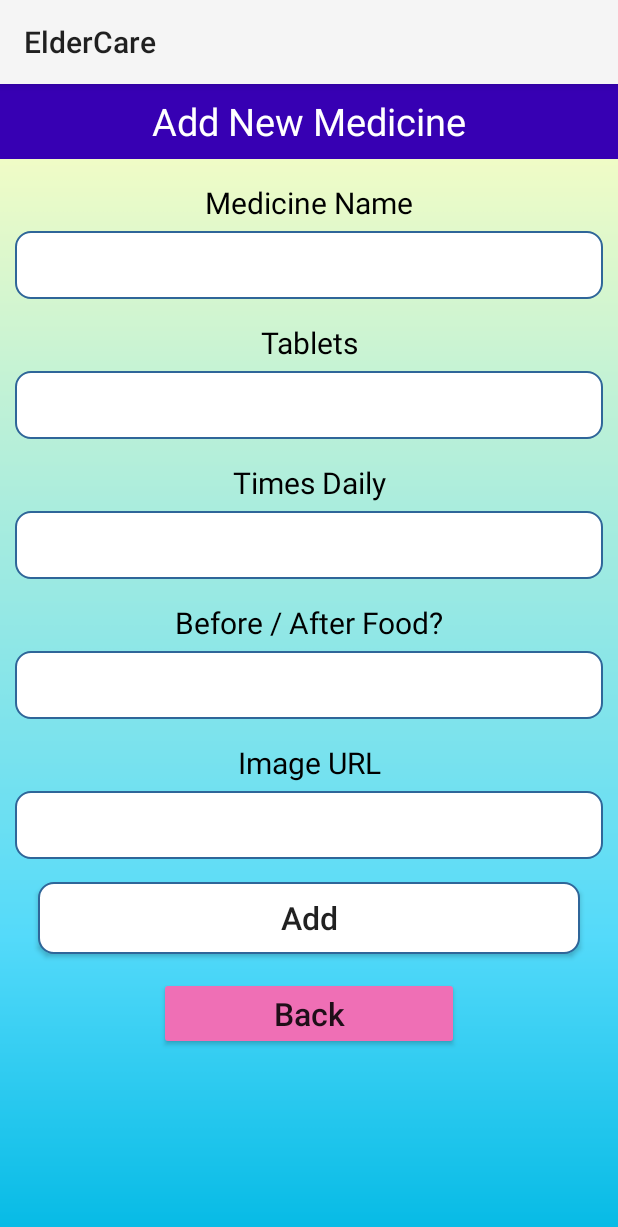
After one commit to songsong1006/fypEldercare, an Android app: the AddMedicineActivity screen opened directly, with no data from a screen before it, on a phone screen of 412 x 824 dp. The commit adds this screen. Shown: the top 1227 px of the screen. Run offline under Robolectric (Android 15) with nearby library versions, the phone set to English and light mode, and no system bars; our stand-ins replace Firebase (no records; nobody signed in at launch, a user with empty details on screens opened directly).

Commit message:
it doesnt matter!! try to do better!

```diff
--- a/app/src/main/AndroidManifest.xml
+++ b/app/src/main/AndroidManifest.xml
@@ -17,6 +17,9 @@
         android:supportsRtl="true"
         android:theme="@style/Theme.BottomNavigation"
         tools:targetApi="31">
+        <activity
+            android:name=".Medicine.AddMedicineActivity"
+            android:exported="false" />
         <!--
              TODO: Before you run your application, you need a Google Maps API key.
 
--- /dev/null
+++ b/app/src/main/java/com/example/bottomnavigation/Medicine/AddMedicineActivity.java
@@ -0,0 +1,93 @@
+package com.example.bottomnavigation.Medicine;
+
+import androidx.annotation.NonNull;
+import androidx.appcompat.app.AppCompatActivity;
+
+import android.os.Bundle;
+import android.view.View;
+import android.widget.Button;
+import android.widget.EditText;
+import android.widget.Toast;
+
+import com.example.bottomnavigation.R;
+import com.google.android.gms.tasks.OnFailureListener;
+import com.google.android.gms.tasks.OnSuccessListener;
+import com.google.firebase.database.FirebaseDatabase;
+
+import java.util.HashMap;
+import java.util.Map;
+
+public class AddMedicineActivity extends AppCompatActivity {
+
+    EditText medName, tablets, food, picUrl, timesDaily;
+    Button btnAdd, btnBack;
+
+    @Override
+    protected void onCreate(Bundle savedInstanceState) {
+        super.onCreate(savedInstanceState);
+        setContentView(R.layout.activity_add_medicine);
+
+        medName = (EditText) findViewById(R.id.txtmedName);
+        tablets = (EditText) findViewById(R.id.txtTablets);
+        food = (EditText) findViewById(R.id.txtFood);
+        picUrl = (EditText) findViewById(R.id.txtPicUrl);
+        timesDaily = (EditText) findViewById(R.id.txtTimesDaily);
+
+        btnAdd = (Button) findViewById(R.id.btnAdd);
+        btnBack = (Button) findViewById(R.id.btnBack);
+
+        btnAdd.setOnClickListener(new View.OnClickListener() {
+            @Override
+            public void onClick(View v) {
+
+                insertData();
+                clearAll();
+
+            }
+        });
+
+        btnBack.setOnClickListener(new View.OnClickListener() {
+            @Override
+            public void onClick(View v) {
+                finish();
+            }
+        });
+
+    }
+
+    private void insertData(){
+
+        Map<String,Object> map = new HashMap<>();
+        map.put("medName", medName.getText().toString());
+        map.put("tablets", tablets.getText().toString());
+        map.put("food", food.getText().toString());
+        map.put("timesDaily", timesDaily.getText().toString());
+        map.put("picUrl", picUrl.getText().toString());
+
+        FirebaseDatabase.getInstance().getReference().child("Medicine").push()
+                .setValue(map)
+                .addOnSuccessListener(new OnSuccessListener<Void>() {
+                    @Override
+                    public void onSuccess(Void unused) {
+                        Toast.makeText(AddMedicineActivity.this, "Data Inserted Successfully!", Toast.LENGTH_LONG)
+                                .show();
+                    }
+                })
+                .addOnFailureListener(new OnFailureListener() {
+                    @Override
+                    public void onFailure(@NonNull Exception e) {
+                        Toast.makeText(AddMedicineActivity.this, "Something Wrong!", Toast.LENGTH_LONG)
+                                .show();
+                    }
+                });
+
+    }
+
+    private void clearAll(){
+        medName.setText("");
+        tablets.setText("");
+        food.setText("");
+        timesDaily.setText("");
+        picUrl.setText("");
+    }
+}
--- a/app/src/main/java/com/example/bottomnavigation/Medicine/MedicineAdapter.java
+++ b/app/src/main/java/com/example/bottomnavigation/Medicine/MedicineAdapter.java
@@ -61,7 +61,7 @@ public class MedicineAdapter extends FirebaseRecyclerAdapter<MedicineModel,Medic
             public void onClick(View v) {
                 final DialogPlus dialogPlus = DialogPlus.newDialog(holder.img.getContext())
                         .setContentHolder(new ViewHolder(R.layout.update_popup))
-                        .setExpanded(true, 1500)
+                        .setExpanded(true, 1350)
                         .create();
 
                 //dialogPlus.show();
--- a/app/src/main/res/drawable/bg.xml
+++ b/app/src/main/res/drawable/bg.xml
@@ -1,7 +1,7 @@
 <?xml version="1.0" encoding="utf-8"?>
 <shape xmlns:android="http://schemas.android.com/apk/res/android">
 
-    <solid android:color="#55ADEE"/>
+    <solid android:color="#3050F1"/>
     <corners android:radius="500dp"/>
 
 </shape>
--- /dev/null
+++ b/app/src/main/res/drawable/ic_baseline_add_24.xml
@@ -0,0 +1,5 @@
+<vector android:height="24dp" android:tint="#000000"
+    android:viewportHeight="24" android:viewportWidth="24"
+    android:width="24dp" xmlns:android="http://schemas.android.com/apk/res/android">
+    <path android:fillColor="@android:color/white" android:pathData="M19,13h-6v6h-2v-6H5v-2h6V5h2v6h6v2z"/>
+</vector>
--- /dev/null
+++ b/app/src/main/res/layout/activity_add_medicine.xml
@@ -0,0 +1,139 @@
+<?xml version="1.0" encoding="utf-8"?>
+<LinearLayout xmlns:android="http://schemas.android.com/apk/res/android"
+    android:layout_width="match_parent"
+    android:layout_height="match_parent"
+    android:orientation="vertical"
+    android:background="@drawable/medication">
+
+    <TextView
+        android:layout_width="match_parent"
+        android:layout_height="50dp"
+        android:text="Add New Medicine"
+        android:background="@color/purple_700"
+        android:textSize="25dp"
+        android:gravity="center"
+        android:textColor="#FFF"/>
+
+    <TextView
+        android:layout_width="match_parent"
+        android:layout_height="wrap_content"
+        android:gravity="center"
+        android:textSize="20sp"
+        android:layout_marginTop="15dp"
+        android:layout_marginBottom="5dp"
+        android:text="Medicine Name"
+        android:textColor="@color/black"/>
+
+    <EditText
+        android:layout_width="match_parent"
+        android:layout_height="45dp"
+        android:layout_marginLeft="10dp"
+        android:layout_marginRight="10dp"
+        android:background="@drawable/rounded"
+        android:gravity="center"
+        android:id="@+id/txtmedName"/>
+
+    <TextView
+        android:layout_width="match_parent"
+        android:layout_height="wrap_content"
+        android:gravity="center"
+        android:textSize="20sp"
+        android:layout_marginTop="15dp"
+        android:layout_marginBottom="5dp"
+        android:text="Tablets"
+        android:textColor="@color/black"/>
+
+    <EditText
+        android:layout_width="match_parent"
+        android:layout_height="45dp"
+        android:layout_marginLeft="10dp"
+        android:layout_marginRight="10dp"
+        android:background="@drawable/rounded"
+        android:gravity="center"
+        android:id="@+id/txtTablets"/>
+
+    <TextView
+        android:layout_width="match_parent"
+        android:layout_height="wrap_content"
+        android:gravity="center"
+        android:textSize="20sp"
+        android:layout_marginTop="15dp"
+        android:layout_marginBottom="5dp"
+        android:text="Times Daily"
+        android:textColor="@color/black"/>
+
+    <EditText
+        android:layout_width="match_parent"
+        android:layout_height="45dp"
+        android:layout_marginLeft="10dp"
+        android:layout_marginRight="10dp"
+        android:background="@drawable/rounded"
+        android:gravity="center"
+        android:id="@+id/txtTimesDaily"/>
+
+    <TextView
+        android:layout_width="match_parent"
+        android:layout_height="wrap_content"
+        android:gravity="center"
+        android:textSize="20sp"
+        android:layout_marginTop="15dp"
+        android:layout_marginBottom="5dp"
+        android:text="Before / After Food?"
+        android:textColor="@color/black"/>
+
+    <EditText
+        android:layout_width="match_parent"
+        android:layout_height="45dp"
+        android:layout_marginLeft="10dp"
+        android:layout_marginRight="10dp"
+        android:background="@drawable/rounded"
+        android:gravity="center"
+        android:id="@+id/txtFood"/>
+
+    <TextView
+        android:layout_width="match_parent"
+        android:layout_height="wrap_content"
+        android:gravity="center"
+        android:textSize="20sp"
+        android:layout_marginTop="15dp"
+        android:layout_marginBottom="5dp"
+        android:text="Image URL"
+        android:textColor="@color/black"/>
+
+    <EditText
+        android:layout_width="match_parent"
+        android:layout_height="45dp"
+        android:layout_marginLeft="10dp"
+        android:layout_marginRight="10dp"
+        android:background="@drawable/rounded"
+        android:gravity="center"
+        android:id="@+id/txtPicUrl"/>
+
+    <Button
+        android:layout_width="match_parent"
+        android:layout_height="wrap_content"
+        android:layout_marginLeft="25dp"
+        android:layout_marginRight="25dp"
+        android:layout_marginTop="15dp"
+        android:text="Add"
+        android:textSize="21dp"
+        android:textAllCaps="false"
+        android:background="@drawable/rounded"
+        android:gravity="center"
+        android:id="@+id/btnAdd"/>
+
+    <Button
+        android:layout_width="200dp"
+        android:layout_height="wrap_content"
+        android:layout_marginLeft="25dp"
+        android:layout_marginRight="25dp"
+        android:layout_marginTop="15dp"
+        android:text="Back"
+        android:textSize="21dp"
+        android:backgroundTint="#EF6FB5"
+        android:textAllCaps="false"
+        android:gravity="center"
+        android:layout_gravity="center"
+        android:id="@+id/btnBack"/>
+
+</LinearLayout>
--- a/app/src/main/res/layout/activity_splash.xml
+++ b/app/src/main/res/layout/activity_splash.xml
@@ -23,7 +23,7 @@
         android:id="@+id/blueTwitter"
         android:layout_width="150dp"
         android:layout_height="150dp"
-        android:src="@drawable/newlogo"
+        android:src="@drawable/sj_logo3"
         app:layout_constraintBottom_toBottomOf="parent"
         app:layout_constraintEnd_toEndOf="parent"
         app:layout_constraintStart_toStartOf="parent"
@@ -33,7 +33,7 @@
         android:id="@+id/whiteTwitter"
         android:layout_width="150dp"
         android:layout_height="150dp"
-        android:src="@drawable/newlogo"
+        android:src="@drawable/sj_logo3"
         app:layout_constraintBottom_toBottomOf="parent"
         app:layout_constraintEnd_toEndOf="parent"
         app:layout_constraintStart_toStartOf="parent"
--- a/app/src/main/res/xml/activity_splash_scene.xml
+++ b/app/src/main/res/xml/activity_splash_scene.xml
@@ -69,8 +69,8 @@
             motion:layout_constraintBottom_toBottomOf="parent"
             motion:layout_constraintTop_toTopOf="parent"
             motion:layout_constraintStart_toStartOf="parent"
-            android:scaleX="1"
-            android:scaleY="1"
+            android:scaleX="5"
+            android:scaleY="5"
             motion:transitionEasing="cubic(1,0,1,0)"
             android:alpha="1" />
         <Constraint
```
Also changed, not shown: app/src/main/java/com/example/bottomnavigation/Fragment/MedicineFragment.java (+14 -4 lines), app/src/main/res/layout/fragment_medicine.xml (+15 -0 lines), app/src/main/res/drawable/sj_logo3.png (added).
